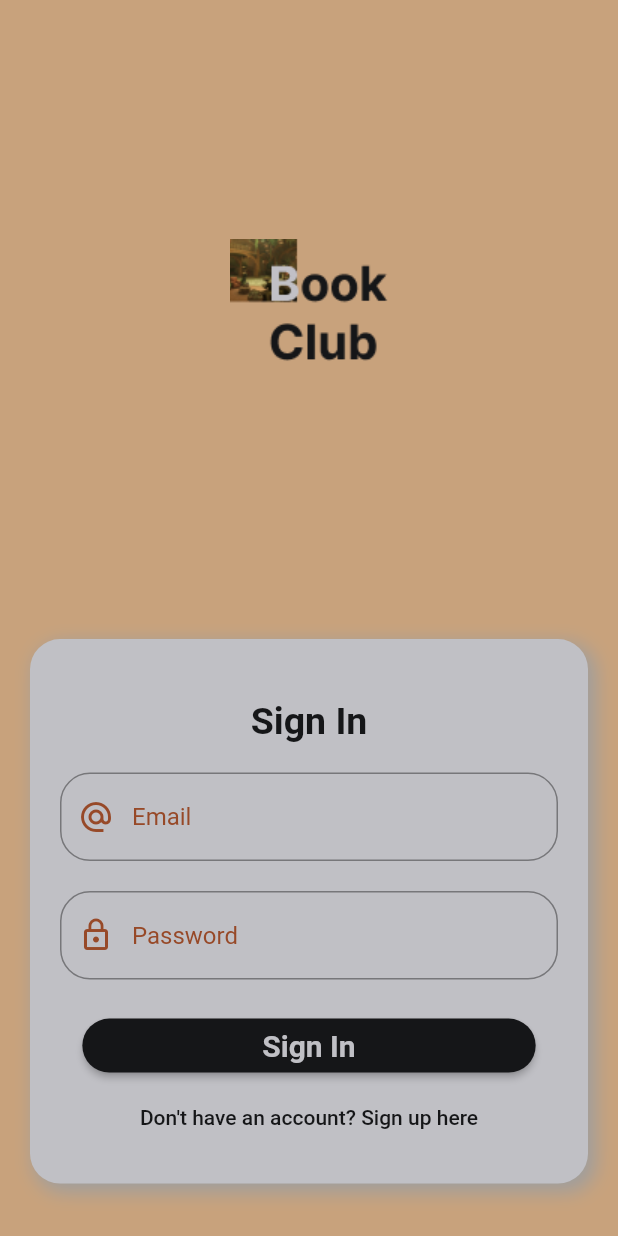
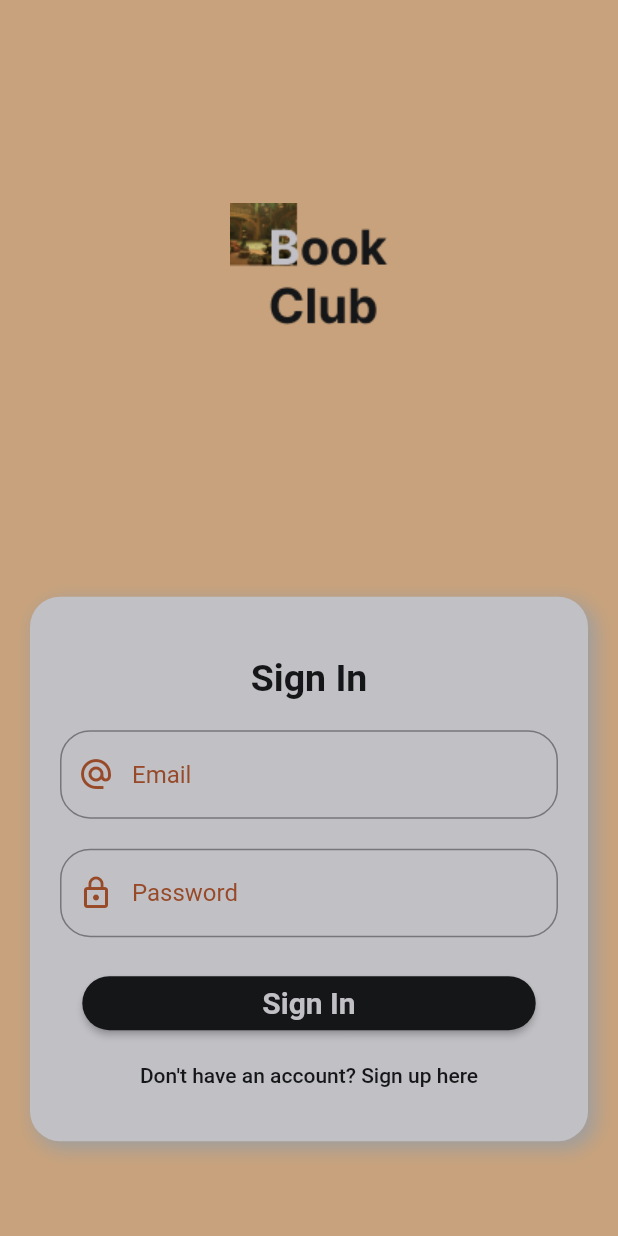
Before and after one commit to guptassara/book_club, a Flutter app: the screen it shows after launch, on a phone screen of 412 x 824 dp. Run offline on Flutter 3.47's test engine with Material 2 defaults, Android fonts, the phone set to English and light mode, and no system bars; our stand-ins replace firebase_auth, firebase_core; accounts and stored records are empty.

Commit message:
UI fixes

```diff
--- a/lib/Screens/Login/login.dart
+++ b/lib/Screens/Login/login.dart
@@ -12,16 +12,14 @@ class OurLogin extends StatelessWidget {
         children: [
           Expanded(
             child: ListView(
-              padding: const EdgeInsets.all(20),
+              padding: const EdgeInsets.fromLTRB(20, 0, 20, 0),
               children: [
                 Padding(
-                  padding: const EdgeInsets.all(100),
+                  padding: const EdgeInsets.fromLTRB(20, 0, 20, 0),
                   child: Image.asset("assets/logo.png"),
                 ),
                 const OurLoginForm(),
-                const SizedBox(
-                  height: 20,
-                ),
+                // const SizedBox(height: 20),
               ],
             ),
           )
```
